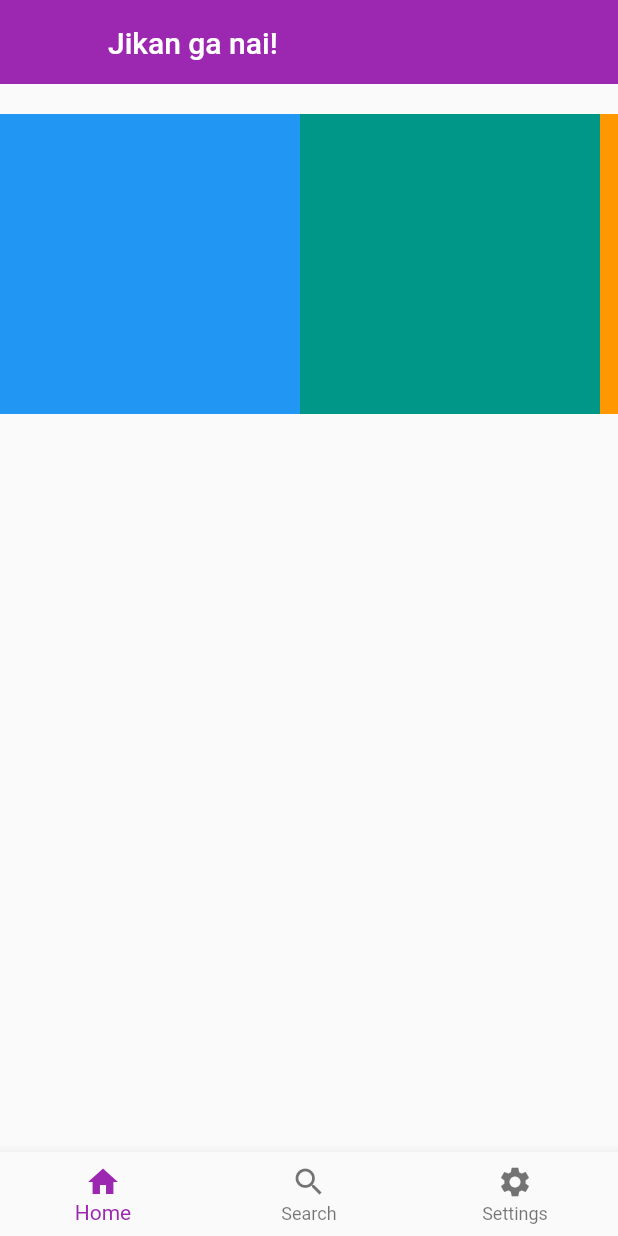
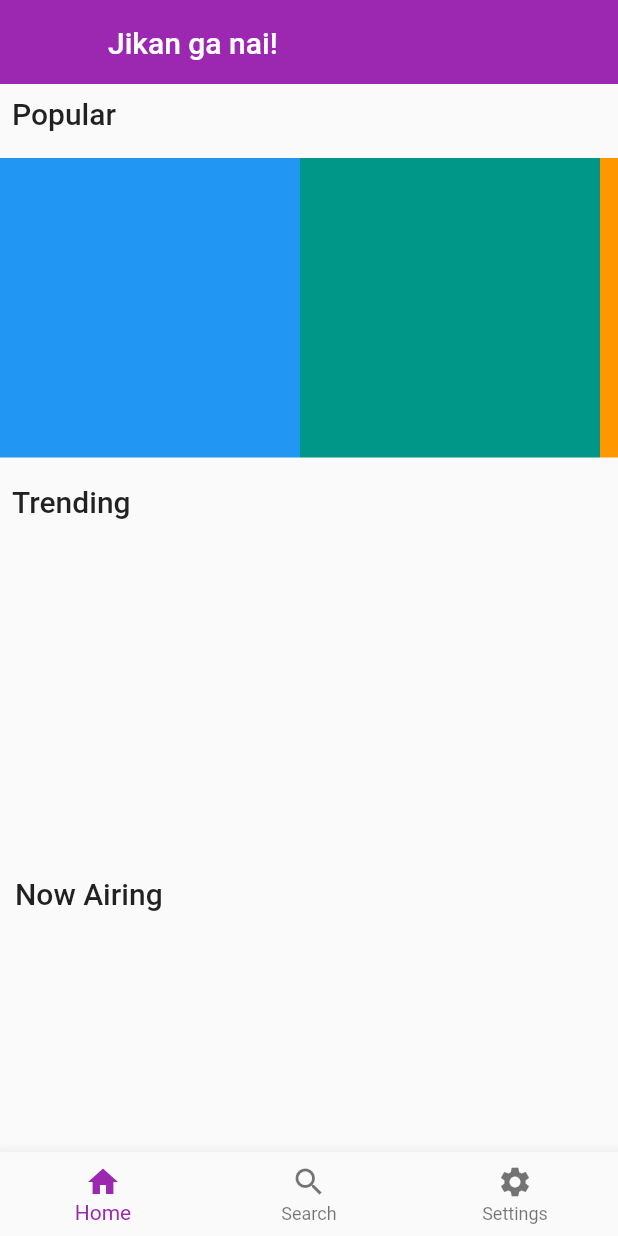
Before and after one commit to 9kimgu/jikanganai, a Flutter app: the screen it shows after launch, on a phone screen of 412 x 824 dp. Run offline on Flutter 3.47's test engine with Material 2 defaults, Android fonts, the phone set to English and light mode, and no system bars; missing offline and left inert: jikan_dart.

Commit message:
Home page ViewState mockup

```diff
--- a/lib/homeView.dart
+++ b/lib/homeView.dart
@@ -26,8 +26,14 @@ class HomeWidget extends StatelessWidget {
       ),
       SliverList(
         delegate: SliverChildListDelegate([
+          Padding(
+              padding: EdgeInsets.all(8.0),
+              child: Text(
+                'Popular',
+                style: Theme.of(context).textTheme.title,
+              )),
           Container(
-              margin: EdgeInsets.symmetric(vertical: 20.0),
+              margin: EdgeInsets.symmetric(vertical: 10.0),
               height: 200.0,
               child:
                   ListView(scrollDirection: Axis.horizontal, children: <Widget>[
@@ -51,7 +57,27 @@ class HomeWidget extends StatelessWidget {
                   width: 200.0,
                   color: Colors.grey,
                 ),
-              ]))
+              ])),
+          Padding(
+              padding: EdgeInsets.all(8.0),
+              child: Text(
+                'Trending',
+                style: Theme.of(context).textTheme.title,
+              )),
+          Container(
+            margin: EdgeInsets.symmetric(vertical: 10.0),
+            height: 200.0,
+          ),
+          Padding(
+              padding: EdgeInsets.all(10.0),
+              child: Text(
+                'Now Airing',
+                style: Theme.of(context).textTheme.title,
+              )),
+          Container(
+            margin: EdgeInsets.symmetric(vertical: 10.0),
+            height: 200.0,
+          ),
         ]),
       )
     ]);
```
